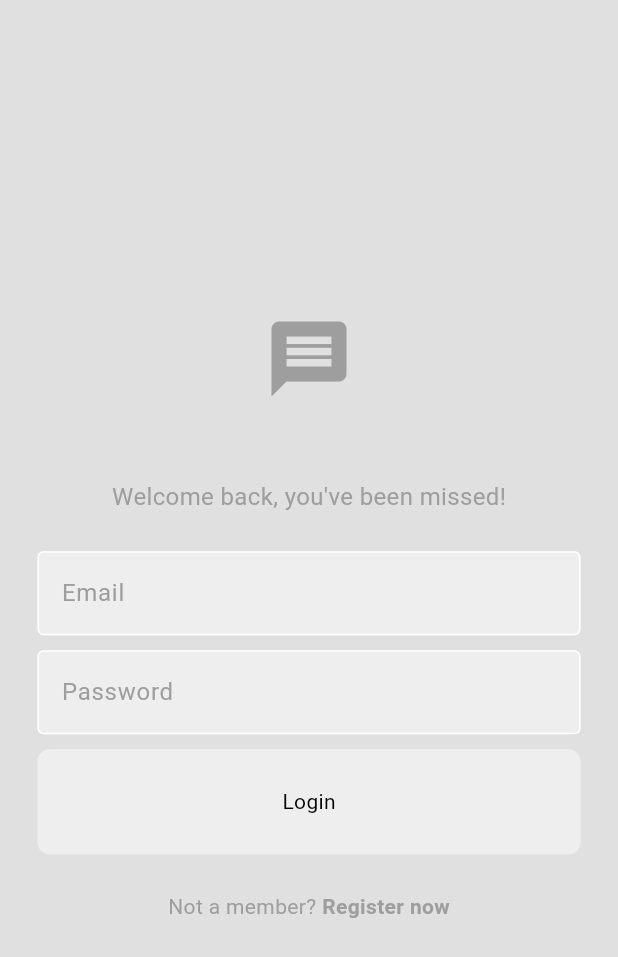
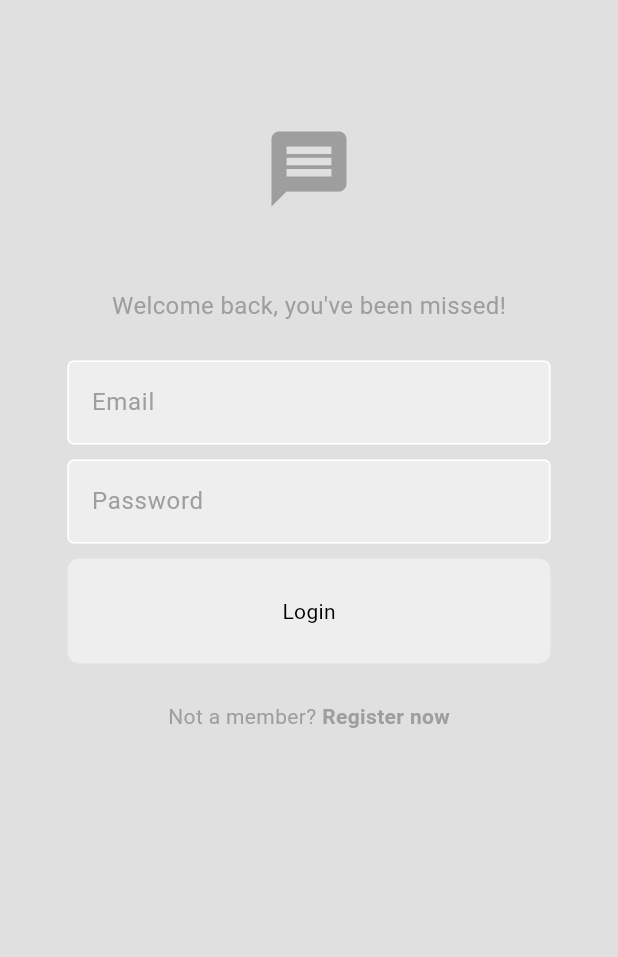
Before and after one commit to nls-forev/ChatRoom, a Flutter app: the screen it shows after launch, after a tap on "Login", on a phone screen of 412 x 824 dp. Shown: the top 957 px of the screen. Run offline on Flutter 3.47's test engine with Material 3 defaults, Android fonts, the phone set to English and light mode, and no system bars; our stand-ins replace cloud_firestore, firebase_auth, firebase_core; accounts and stored records are empty.

Commit message:
Done app with some bugs fixed

```diff
--- a/lib/pages/login_page.dart
+++ b/lib/pages/login_page.dart
@@ -1,6 +1,7 @@
 import 'package:demodb/services/auth/auth_service.dart';
 import 'package:demodb/components/my_button.dart';
 import 'package:demodb/components/my_textfield.dart';
+import 'package:firebase_auth/firebase_auth.dart';
 import 'package:flutter/material.dart';
 
 class LoginPage extends StatelessWidget {
@@ -11,12 +12,14 @@ class LoginPage extends StatelessWidget {
 
   void login(BuildContext context) async {
     try {
-      AuthService().signIn(_emailController.text, _passwordController.text);
-    } catch (e) {
+      await AuthService().signIn(
+          _emailController.text.trim(), _passwordController.text.trim());
+    } on FirebaseAuthException catch (e) {
       showDialog(
         context: context,
         builder: (context) => AlertDialog(
-          title: Text(e.toString()),
+          title: Text('Login Error'),
+          content: Text(e.message ?? 'An unknown error occurred'),
         ),
       );
     }
@@ -26,12 +29,21 @@ class LoginPage extends StatelessWidget {
 
   @override
   Widget build(BuildContext context) {
-    return Scaffold(
-      resizeToAvoidBottomInset: false,
+    return SafeArea(
+      child: Scaffold(
+        resizeToAvoidBottomInset:
+            true, // Allow layout to adjust for the keyboard
         backgroundColor: Theme.of(context).colorScheme.surface,
-      body: Column(
+        body: SingleChildScrollView(
+          // Make the content scrollable
+          child: Padding(
+            padding: const EdgeInsets.symmetric(horizontal: 20.0),
+            child: Column(
               mainAxisAlignment: MainAxisAlignment.center,
               children: [
+                SizedBox(
+                    height: MediaQuery.of(context).size.height *
+                        0.1), // Add top spacing
                 Icon(Icons.message,
                     size: 60, color: Theme.of(context).colorScheme.primary),
                 const SizedBox(
@@ -40,7 +52,8 @@ class LoginPage extends StatelessWidget {
                 Text(
                   "Welcome back, you've been missed!",
                   style: TextStyle(
-                fontSize: 16, color: Theme.of(context).colorScheme.primary),
+                      fontSize: 16,
+                      color: Theme.of(context).colorScheme.primary),
                 ),
                 const SizedBox(
                   height: 25,
@@ -73,7 +86,8 @@ class LoginPage extends StatelessWidget {
                   children: [
                     Text(
                       "Not a member? ",
-                style: TextStyle(color: Theme.of(context).colorScheme.primary),
+                      style: TextStyle(
+                          color: Theme.of(context).colorScheme.primary),
                     ),
                     GestureDetector(
                       onTap: onTap,
@@ -85,8 +99,11 @@ class LoginPage extends StatelessWidget {
                       ),
                     ),
                   ],
-          )
+                ),
               ],
+            ),
+          ),
+        ),
       ),
     );
   }
--- a/lib/pages/register_page.dart
+++ b/lib/pages/register_page.dart
@@ -22,8 +22,7 @@ class RegisterPage extends StatelessWidget {
           ),
         );
       }
-    }
-    else {
+    } else {
       showDialog(
         context: context,
         builder: (context) => AlertDialog(
@@ -38,18 +37,25 @@ class RegisterPage extends StatelessWidget {
   @override
   Widget build(BuildContext context) {
     return Scaffold(
-      resizeToAvoidBottomInset: false,
+      resizeToAvoidBottomInset: true, // Adjust layout when keyboard pops up
       backgroundColor: Theme.of(context).colorScheme.surface,
-      body: Column(
+      body: SingleChildScrollView(
+        // Makes the content scrollable
+        child: Padding(
+          padding: const EdgeInsets.symmetric(horizontal: 20.0),
+          child: Column(
             mainAxisAlignment: MainAxisAlignment.center,
             children: [
+              SizedBox(
+                  height:
+                      MediaQuery.of(context).size.height * 0.1), // Top spacing
               Icon(Icons.message,
                   size: 60, color: Theme.of(context).colorScheme.primary),
               const SizedBox(
                 height: 50,
               ),
               Text(
-            "Lets create an account for you",
+                "Let's create an account for you",
                 style: TextStyle(
                     fontSize: 16, color: Theme.of(context).colorScheme.primary),
               ),
@@ -92,7 +98,8 @@ class RegisterPage extends StatelessWidget {
                 children: [
                   Text(
                     "Already have an account? ",
-                style: TextStyle(color: Theme.of(context).colorScheme.primary),
+                    style:
+                        TextStyle(color: Theme.of(context).colorScheme.primary),
                   ),
                   GestureDetector(
                     onTap: onTap,
@@ -104,8 +111,10 @@ class RegisterPage extends StatelessWidget {
                     ),
                   ),
                 ],
-          )
+              ),
             ],
+          ),
+        ),
       ),
     );
   }
--- a/lib/services/auth/auth_service.dart
+++ b/lib/services/auth/auth_service.dart
@@ -10,13 +10,28 @@ class AuthService {
   }
 
   // Log in
-  Future<UserCredential> signIn(String email, password) async {
+  Future<UserCredential> signIn(String email, String password) async {
     try {
+      // Trim whitespaces and validate input
+      if (email.isEmpty || password.isEmpty) {
+        throw Exception('Email and password cannot be empty');
+      }
+
       UserCredential userCredential = await _auth.signInWithEmailAndPassword(
-          email: email, password: password);
+          email: email.trim(), password: password.trim());
       return userCredential;
     } on FirebaseAuthException catch (e) {
-      throw Exception(e.code);
+      // More detailed error handling
+      switch (e.code) {
+        case 'invalid-credential':
+          throw Exception('Invalid email or password');
+        case 'user-not-found':
+          throw Exception('No user found with this email');
+        case 'wrong-password':
+          throw Exception('Incorrect password');
+        default:
+          throw Exception(e.message ?? 'Login failed');
+      }
     }
   }
 
```
Lines whose indentation alone changed are shown as unchanged.
